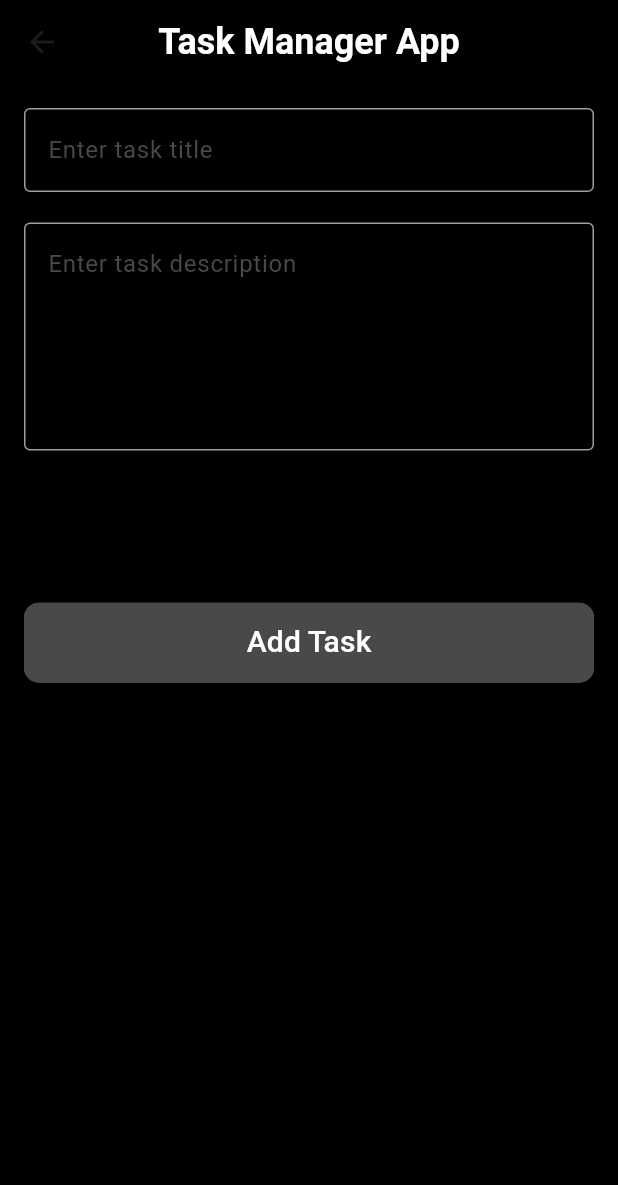
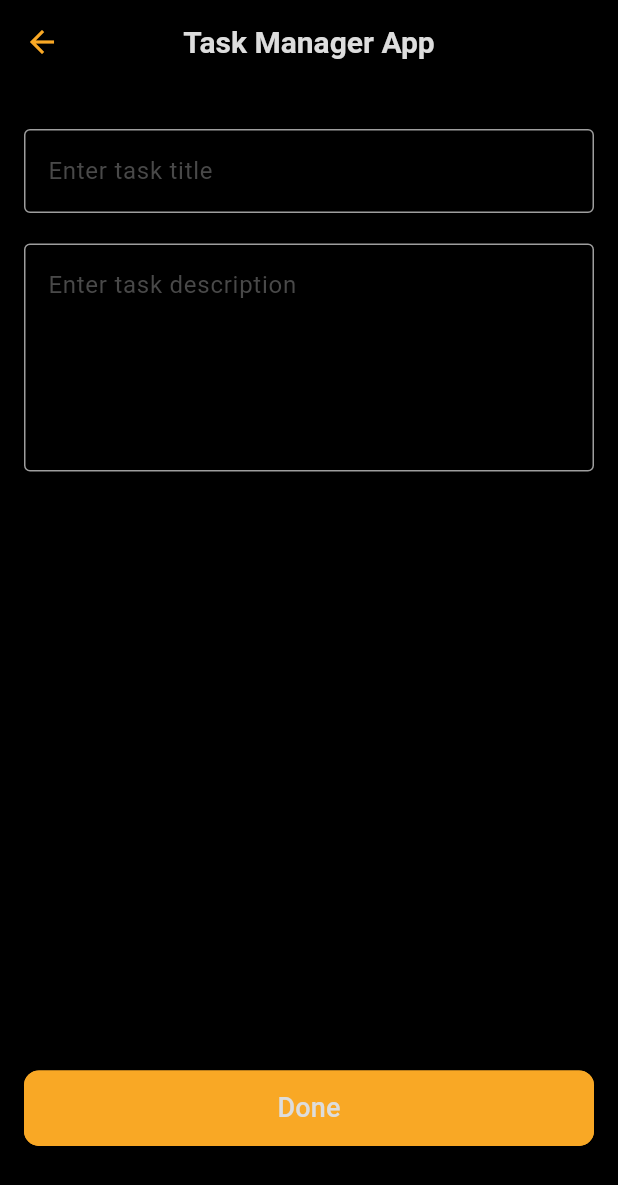
Before and after one commit to haidyhesham95/task_manger_app, a Flutter app: the screen it shows after launch, after a tap on the "add" icon, on a phone screen of 412 x 824 dp. Shown: the top 1185 px of the screen. Run offline on Flutter 3.47's test engine with Material 3 defaults, Android fonts, the light colour scheme and no system bars; our stand-ins replace bloc, equatable, flutter_bloc, flutter_screenutil, flutter_slidable, fluttertoast and 2 more; accounts and stored records are empty.

Commit message:
feat: Enhance task management UI and refactor data source naming

```diff
--- a/lib/core/di/di_config.dart
+++ b/lib/core/di/di_config.dart
@@ -4,7 +4,7 @@ import 'package:xyris_task/features/task_management/domain/use_case/add_task_use
 import 'package:xyris_task/features/task_management/domain/use_case/delete_task_use_case.dart';
 import 'package:xyris_task/features/task_management/domain/use_case/edit_task_use_case.dart';
 import 'package:xyris_task/features/task_management/domain/use_case/get_all_tasks_use_case.dart';
-import '../../features/task_management/data/data_sources/contract/task_local_data_sources.dart';
+import '../../features/task_management/data/data_sources/contract/task_data_sources.dart';
 import '../../features/task_management/data/data_sources/impl/task_local_data_sources_impl.dart';
 import '../../features/task_management/data/model/task_model.dart';
 import '../../features/task_management/data/repositories/task_repositories_impl.dart';
@@ -18,8 +18,8 @@ Future<void> init() async {
   final taskBox = await Hive.openBox<TaskModel>('tasksBox');
   sl.registerLazySingleton<Box<TaskModel>>(() => taskBox);
   // Data Source
-  sl.registerLazySingleton<TaskLocalDataSource>(
-      () => TaskLocalDataSourceImpl());
+  sl.registerLazySingleton<TaskDataSource>(
+          () => TaskLocalDataSourceImpl());
 
   // Repository
   sl.registerLazySingleton<TaskRepository>(() => TaskRepositoryImpl());
--- a/lib/core/styles/colors/app_color.dart
+++ b/lib/core/styles/colors/app_color.dart
@@ -1,7 +1,7 @@
 import 'dart:ui';
 
 class AppColor {
-static const Color white = Color(0xffFFFFFF);
+static const Color white = Color(0xffDDDDDD);
 static const Color background = Color(0xff000000);
 static const Color darkGray = Color(0xff494949);
 static const Color lightGray = Color(0xff989898);
@@ -13,5 +13,6 @@ static const Color lightBlack = Color(0xff292A2E);
 static const Color primary2 = Color(0xffE1E1E1);
 static const Color blue = Color(0xff42A5F5);
 static const Color red = Color(0xffEF5350);
+static const Color yellow = Color(0xffF9A825);
 
 }
--- a/lib/core/styles/fonts/my_fonts.dart
+++ b/lib/core/styles/fonts/my_fonts.dart
@@ -39,6 +39,7 @@ mixin AppFonts {
     fontSize: 24,
     color: AppColor.white,
   );
+
   static TextStyle styleSemiBold_20 = const TextStyle(
     fontWeight: FontWeight.w600,
     fontSize: 20,
@@ -61,6 +62,8 @@ mixin AppFonts {
   static TextStyle styleMedium_18 = const TextStyle(
     fontWeight: FontWeight.w500,
     fontSize: 18,
+    color: AppColor.white,
+
   );
 
   static TextStyle styleMedium_12 = const TextStyle(
--- a/lib/core/utils/widgets/buttons/custom_button.dart
+++ b/lib/core/utils/widgets/buttons/custom_button.dart
@@ -27,18 +27,18 @@ class CustomButton extends StatelessWidget {
       style: ButtonStyle(
         elevation: WidgetStatePropertyAll<double>(0),
           backgroundColor:
-              WidgetStatePropertyAll<Color>(color ?? AppColor.darkGray),
+              WidgetStatePropertyAll<Color>(color ?? AppColor.yellow),
           padding: WidgetStatePropertyAll<EdgeInsetsGeometry>(
               EdgeInsets.symmetric(horizontal: width ?? 0, vertical: 12.h)),
           shape: WidgetStatePropertyAll<OutlinedBorder>(RoundedRectangleBorder(
 
               borderRadius: BorderRadius.circular(10),
-              side: BorderSide(color:color ?? AppColor.darkGray))
+              side: BorderSide(color:color ?? AppColor.yellow))
           )),
       child: Center(
         child: Text(
           txt,
-          style: AppFonts.styleMedium_20
+          style: AppFonts.styleMedium_18
         ),
       ),
     );
--- a/lib/core/utils/widgets/custom_app_bar.dart
+++ b/lib/core/utils/widgets/custom_app_bar.dart
@@ -2,10 +2,24 @@ import 'package:flutter/material.dart';
 import 'package:xyris_task/core/styles/fonts/my_fonts.dart';
 import '../../styles/colors/app_color.dart';
 
-AppBar customAppBar ( BuildContext context) {
+AppBar customAppBar(BuildContext context) {
   return AppBar(
     backgroundColor: AppColor.background,
-    title: Text("Task Manager App",style: AppFonts.styleSemiBold_24,),
+    title: Text(
+      "Task Manager App",
+      style: AppFonts.styleSemiBold_20,
+    ),
     centerTitle: true,
+    leading: Navigator.canPop(context)
+        ? IconButton(
+            onPressed: () {
+              Navigator.pop(context);
+            },
+            icon: const Icon(
+              Icons.arrow_back,
+              color: AppColor.yellow,
+            ),
+          )
+        : const SizedBox.shrink(),
   );
 }
--- a/lib/features/task_management/data/data_sources/contract/task_local_data_sources.dart
+++ b/lib/features/task_management/data/data_sources/contract/task_data_sources.dart
@@ -1,6 +1,6 @@
 import 'package:xyris_task/features/task_management/domain/entity/task_entity.dart';
 
-abstract class TaskLocalDataSource {
+abstract class TaskDataSource {
   Future<List<TaskEntity>> getTasks();
   Future<void> addTask(TaskEntity task);
   Future<void> deleteTask(String id);
--- a/lib/features/task_management/data/data_sources/impl/task_local_data_sources_impl.dart
+++ b/lib/features/task_management/data/data_sources/impl/task_local_data_sources_impl.dart
@@ -4,9 +4,9 @@ import 'package:xyris_task/features/task_management/domain/entity/task_entity.da
 
 import '../../mapper/mapper.dart';
 import '../../model/task_model.dart';
-import '../contract/task_local_data_sources.dart';
+import '../contract/task_data_sources.dart';
 
-class TaskLocalDataSourceImpl implements TaskLocalDataSource {
+class TaskLocalDataSourceImpl implements TaskDataSource {
   final Box<TaskModel> _taskBox;
 
   TaskLocalDataSourceImpl() : _taskBox = GetIt.instance<Box<TaskModel>>();
--- a/lib/features/task_management/data/repositories/task_repositories_impl.dart
+++ b/lib/features/task_management/data/repositories/task_repositories_impl.dart
@@ -2,31 +2,31 @@ import 'package:get_it/get_it.dart';
 import 'package:xyris_task/features/task_management/domain/entity/task_entity.dart';
 
 import '../../domain/repositories/task_repository.dart';
-import '../data_sources/contract/task_local_data_sources.dart';
+import '../data_sources/contract/task_data_sources.dart';
 
 class TaskRepositoryImpl implements TaskRepository {
-  final TaskLocalDataSource _localDataSource;
+  final TaskDataSource _dataSource;
+  TaskRepositoryImpl()
+      : _dataSource = GetIt.instance<TaskDataSource>();
 
-  TaskRepositoryImpl()
-      : _localDataSource = GetIt.instance<TaskLocalDataSource>();
 
   @override
   Future<List<TaskEntity>> getTasks() async {
-    return await _localDataSource.getTasks();
+    return await _dataSource.getTasks();
   }
 
   @override
   Future<void> addTask(TaskEntity task) async {
-    return await _localDataSource.addTask(task);
+    return await _dataSource.addTask(task);
   }
 
   @override
   Future<void> deleteTask(String id) {
-    return _localDataSource.deleteTask(id);
+    return _dataSource.deleteTask(id);
   }
 
   @override
   Future<void> editTask(TaskEntity task) async {
-    return await _localDataSource.editTask(task);
+    return await _dataSource.editTask(task);
   }
 }
--- a/lib/features/task_management/presentation/view/add_task_view.dart
+++ b/lib/features/task_management/presentation/view/add_task_view.dart
@@ -28,20 +28,27 @@ class AddTaskView extends StatelessWidget {
       appBar: customAppBar(context),
       body: BlocConsumer<TaskCubit, TaskState>(
         listener: (context, state) {
-          if (state is TaskError) {
-            CustomToast.showErrorToast(message: state.message);
-          } else if (state is TaskLoaded) {
-            CustomToast.showSuccessToast(message: 'Task added successfully');
-            Navigator.pop(context);
-          }
+          return switch (state) {
+            TaskLoaded() => {
+                CustomToast.showSuccessToast(
+                    message: 'Task added successfully'),
+                Navigator.pop(context),
+              },
+            TaskError() => CustomToast.showErrorToast(message: state.message),
+            _ => const SizedBox.shrink(),
+          };
         },
         builder: (context, state) {
           final cubit = context.read<TaskCubit>();
           return Padding(
-            padding: const EdgeInsets.all(16.0),
+            padding:
+                const EdgeInsets.only(left: 16, top: 30, right: 16, bottom: 60),
             child: Column(
+              crossAxisAlignment: CrossAxisAlignment.start,
+              mainAxisAlignment: MainAxisAlignment.spaceBetween,
+              children: [
+                Column(
                   spacing: 20.h,
-              crossAxisAlignment: CrossAxisAlignment.start,
                   children: [
                     CustomTextFormField(
                       hintTxt: 'Enter task title',
@@ -52,7 +59,8 @@ class AddTaskView extends StatelessWidget {
                       controller: descriptionController,
                       maxLines: 5,
                     ),
-                SizedBox(height: 60.h),
+                  ],
+                ),
                 CustomButton(
                   onPressed: () {
                     final title = titleController.text.trim();
@@ -64,14 +72,15 @@ class AddTaskView extends StatelessWidget {
                     }
 
                     final task = TaskEntity(
-                      id: uuid.toString(),
+                      id: uuid.v4(),
                       title: title,
                       description: description,
                     );
-
+                    titleController.clear();
+                    descriptionController.clear();
                     cubit.doAction(AddTask(task: task));
                   },
-                  txt: 'Add Task',
+                  txt: 'Done',
                 ),
               ],
             ),
--- a/lib/features/task_management/presentation/view/task_view.dart
+++ b/lib/features/task_management/presentation/view/task_view.dart
@@ -6,6 +6,7 @@ import 'package:xyris_task/core/styles/fonts/my_fonts.dart';
 import 'package:xyris_task/core/utils/widgets/custom_app_bar.dart';
 import 'package:xyris_task/features/task_management/presentation/view_model/task_cubit.dart';
 
+import '../../../../core/utils/widgets/custom_toast.dart';
 import '../../domain/entity/task_entity.dart';
 import '../view_model/task_action.dart';
 import '../view_model/task_state.dart';
@@ -46,6 +47,7 @@ class TaskView extends StatelessWidget {
           context
               .read<TaskCubit>()
               .doAction(DeleteTask(taskId: tasks[index].id));
+          CustomToast.showSuccessToast(message: 'Task deleted successfully');
         },
       ),
       separatorBuilder: (context, index) => SizedBox(height: 15.h),
--- a/lib/features/task_management/presentation/view_model/task_cubit.dart
+++ b/lib/features/task_management/presentation/view_model/task_cubit.dart
@@ -23,7 +23,7 @@ class TaskCubit extends Cubit<TaskState> {
     this._deleteTaskUseCase,
   ) : super(TaskInitial());
 
-  doAction(TaskAction action) {
+ void doAction(TaskAction action) {
     switch (action) {
       case GetTask():
         _getTasks();
--- a/lib/features/task_management/presentation/widget/floating_button_widget.dart
+++ b/lib/features/task_management/presentation/widget/floating_button_widget.dart
@@ -7,7 +7,7 @@ import '../../../../core/styles/colors/app_color.dart';
 FloatingActionButton floatingButtonWidget(BuildContext context) {
   return FloatingActionButton(
     onPressed: () => Navigator.pushNamed(context, AppRoutes.addTaskView),
-    backgroundColor: AppColor.darkGray,
+    backgroundColor: AppColor.yellow,
     child: Icon(Icons.add, size: 30.sp, color: AppColor.white),
   );
 }
--- a/lib/features/task_management/presentation/widget/task_item.dart
+++ b/lib/features/task_management/presentation/widget/task_item.dart
@@ -1,6 +1,6 @@
 import 'package:flutter/material.dart';
 import 'package:xyris_task/core/styles/colors/app_color.dart';
-import 'package:xyris_task/features/task_management/presentation/widget/slidable_action_widget.dart';
+import 'package:xyris_task/features/task_management/presentation/widget/custom_slidable_action.dart';
 import '../../../../core/routes/app_routes.dart';
 import '../../../../core/styles/fonts/my_fonts.dart';
 import '../../domain/entity/task_entity.dart';
@@ -24,7 +24,7 @@ class TaskItem extends StatelessWidget {
       endActionPane: ActionPane(
         motion: const ScrollMotion(),
         children: [
-          slidableActionWidget(
+          customSlidableAction(
             onPressed: () {
               Navigator.pushNamed(
                 context,
@@ -35,7 +35,7 @@ class TaskItem extends StatelessWidget {
             backgroundColor: AppColor.blue,
             icon: Icons.edit,
           ),
-          slidableActionWidget(
+          customSlidableAction(
             onPressed: () {
               onDelete();
             },
```
Also changed, not shown: lib/features/task_management/presentation/view/edit_task_view.dart (+8 -6 lines), lib/features/task_management/presentation/widget/custom_slidable_action.dart (renamed from lib/features/task_management/presentation/widget/slidable_action_widget.dart, +7 -5 lines). Lines whose indentation alone changed are shown as unchanged.
